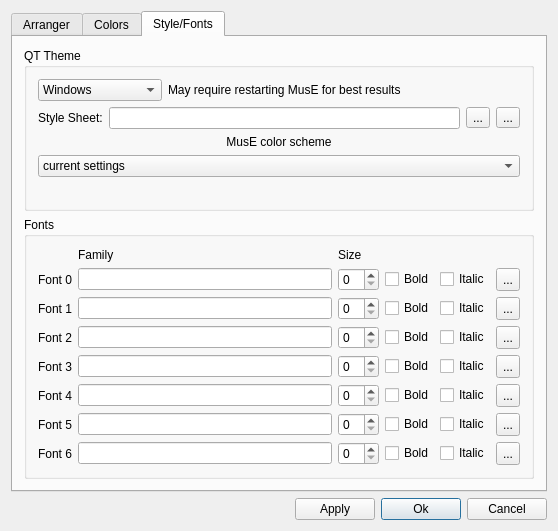
First picture: the form in muse2/muse/widgets/appearancebase.ui, repository emrum/muse, before the edit.
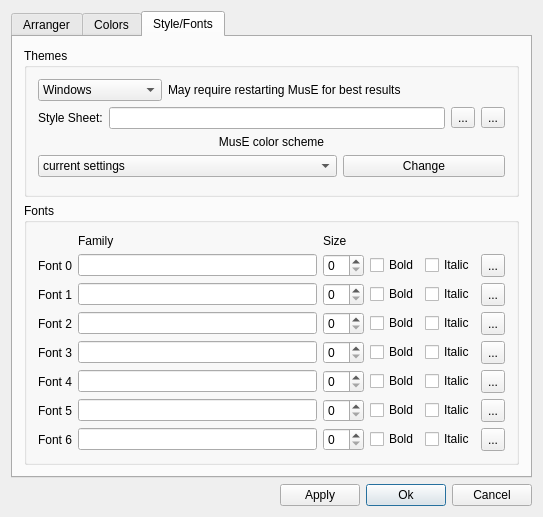
Second picture: the form after the edit. The open tabs and pages were chosen to show the change. Custom widgets are drawn as their Qt base class.

Diff of the .ui file:
```diff
--- a/muse2/muse/widgets/appearancebase.ui
+++ b/muse2/muse/widgets/appearancebase.ui
@@ -6,8 +6,8 @@
    <rect>
     <x>0</x>
     <y>0</y>
-    <width>558</width>
-    <height>531</height>
+    <width>519</width>
+    <height>517</height>
    </rect>
   </property>
   <property name="windowTitle">
@@ -1084,15 +1084,9 @@
           </sizepolicy>
          </property>
          <property name="title">
-          <string>QT Theme</string>
+          <string>Themes</string>
          </property>
-         <layout class="QVBoxLayout">
-          <property name="spacing">
-           <number>6</number>
-          </property>
-          <property name="margin">
-           <number>11</number>
-          </property>
+         <layout class="QVBoxLayout" name="verticalLayout_3">
           <item>
            <layout class="QHBoxLayout">
             <item>
@@ -1209,23 +1203,34 @@
            </widget>
           </item>
           <item>
-           <widget class="QComboBox" name="colorSchemeComboBox">
+           <layout class="QHBoxLayout" name="horizontalLayout_5">
             <item>
-             <property name="text">
-              <string>current settings</string>
-             </property>
+             <widget class="QComboBox" name="colorSchemeComboBox">
+              <item>
+               <property name="text">
+                <string>current settings</string>
+               </property>
+              </item>
+              <item>
+               <property name="text">
+                <string>light theme (changing overrides all other settings)</string>
+               </property>
+              </item>
+              <item>
+               <property name="text">
+                <string>dark theme (changing overrides all other settings)</string>
+               </property>
+              </item>
+             </widget>
             </item>
             <item>
-             <property name="text">
-              <string>light theme (changing overrides all other settings)</string>
-             </property>
+             <widget class="QPushButton" name="changeThemeButton">
+              <property name="text">
+               <string>Change</string>
+              </property>
+             </widget>
             </item>
-            <item>
-             <property name="text">
-              <string>dark theme (changing overrides all other settings)</string>
-             </property>
-            </item>
-           </widget>
+           </layout>
           </item>
           <item>
            <spacer name="spacer3">
@@ -1258,33 +1263,47 @@
           <property name="spacing">
            <number>6</number>
           </property>
-          <item row="0" column="1">
-           <widget class="QLabel" name="textLabel2">
+          <item row="2" column="4">
+           <widget class="QCheckBox" name="italic1">
             <property name="text">
-             <string>Family</string>
+             <string>Italic</string>
             </property>
-            <property name="wordWrap">
-             <bool>false</bool>
+           </widget>
+          </item>
+          <item row="6" column="4">
+           <widget class="QCheckBox" name="italic5">
+            <property name="text">
+             <string>Italic</string>
             </property>
            </widget>
           </item>
-          <item row="0" column="2">
-           <widget class="QLabel" name="TextLabel1_1">
+          <item row="4" column="4">
+           <widget class="QCheckBox" name="italic3">
             <property name="text">
-             <string>Size</string>
+             <string>Italic</string>
             </property>
-            <property name="wordWrap">
-             <bool>false</bool>
+           </widget>
+          </item>
+          <item row="7" column="1">
+           <widget class="QLineEdit" name="fontName6">
+            <property name="sizePolicy">
+             <sizepolicy hsizetype="Expanding" vsizetype="Fixed">
+              <horstretch>0</horstretch>
+              <verstretch>0</verstretch>
+             </sizepolicy>
             </property>
            </widget>
           </item>
-          <item row="2" column="0">
-           <widget class="QLabel" name="textLabel4">
-            <property name="text">
-             <string>Font 1</string>
+          <item row="3" column="5">
+           <widget class="QToolButton" name="fontBrowse2">
+            <property name="sizePolicy">
+             <sizepolicy hsizetype="Maximum" vsizetype="Minimum">
+              <horstretch>0</horstretch>
+              <verstretch>0</verstretch>
+             </sizepolicy>
             </property>
-            <property name="wordWrap">
-             <bool>false</bool>
+            <property name="text">
+             <string>...</string>
             </property>
            </widget>
           </item>
@@ -1298,6 +1317,63 @@
             </property>
            </widget>
           </item>
+          <item row="0" column="1">
+           <widget class="QLabel" name="textLabel2">
+            <property name="text">
+             <string>Family</string>
+            </property>
+            <property name="wordWrap">
+             <bool>false</bool>
+            </property>
+           </widget>
+          </item>
+          <item row="6" column="0">
+           <widget class="QLabel" name="textLabel7_2">
+            <property name="text">
+             <string>Font 5</string>
+            </property>
+            <property name="wordWrap">
+             <bool>false</bool>
+            </property>
+           </widget>
+          </item>
+          <item row="4" column="1">
+           <widget class="QLineEdit" name="fontName3">
+            <property name="sizePolicy">
+             <sizepolicy hsizetype="Expanding" vsizetype="Fixed">
+              <horstretch>0</horstretch>
+              <verstretch>0</verstretch>
+             </sizepolicy>
+            </property>
+           </widget>
+          </item>
+          <item row="2" column="3">
+           <widget class="QCheckBox" name="bold1">
+            <property name="text">
+             <string>Bold</string>
+            </property>
+           </widget>
+          </item>
+          <item row="7" column="4">
+           <widget class="QCheckBox" name="italic6">
+            <property name="text">
+             <string>Italic</string>
+            </property>
+           </widget>
+          </item>
+          <item row="6" column="5">
+           <widget class="QToolButton" name="fontBrowse5">
+            <property name="sizePolicy">
+             <sizepolicy hsizetype="Maximum" vsizetype="Minimum">
+              <horstretch>0</horstretch>
+              <verstretch>0</verstretch>
+             </sizepolicy>
+            </property>
+            <property name="text">
+             <string>...</string>
+            </property>
+           </widget>
+          </item>
           <item row="4" column="0">
            <widget class="QLabel" name="textLabel6">
             <property name="text">
@@ -1308,6 +1384,16 @@
             </property>
            </widget>
           </item>
+          <item row="6" column="1">
+           <widget class="QLineEdit" name="fontName5">
+            <property name="sizePolicy">
+             <sizepolicy hsizetype="Expanding" vsizetype="Fixed">
+              <horstretch>0</horstretch>
+              <verstretch>0</verstretch>
+             </sizepolicy>
+            </property>
+           </widget>
+          </item>
           <item row="1" column="1">
            <widget class="QLineEdit" name="fontName0">
             <property name="sizePolicy">
@@ -1318,6 +1404,26 @@
             </property>
            </widget>
           </item>
+          <item row="3" column="3">
+           <widget class="QCheckBox" name="bold2">
+            <property name="text">
+             <string>Bold</string>
+            </property>
+           </widget>
+          </item>
+          <item row="5" column="5">
+           <widget class="QToolButton" name="fontBrowse4">
+            <property name="sizePolicy">
+             <sizepolicy hsizetype="Maximum" vsizetype="Minimum">
+              <horstretch>0</horstretch>
+              <verstretch>0</verstretch>
+             </sizepolicy>
+            </property>
+            <property name="text">
+             <string>...</string>
+            </property>
+           </widget>
+          </item>
           <item row="2" column="1">
            <widget class="QLineEdit" name="fontName1">
             <property name="sizePolicy">
@@ -1328,23 +1434,16 @@
             </property>
            </widget>
           </item>
-          <item row="3" column="1">
-           <widget class="QLineEdit" name="fontName2">
+          <item row="2" column="5">
+           <widget class="QToolButton" name="fontBrowse1">
             <property name="sizePolicy">
-             <sizepolicy hsizetype="Expanding" vsizetype="Fixed">
+             <sizepolicy hsizetype="Maximum" vsizetype="Minimum">
               <horstretch>0</horstretch>
               <verstretch>0</verstretch>
              </sizepolicy>
             </property>
-           </widget>
-          </item>
-          <item row="4" column="1">
-           <widget class="QLineEdit" name="fontName3">
-            <property name="sizePolicy">
-             <sizepolicy hsizetype="Expanding" vsizetype="Fixed">
-              <horstretch>0</horstretch>
-              <verstretch>0</verstretch>
-             </sizepolicy>
+            <property name="text">
+             <string>...</string>
             </property>
            </widget>
           </item>
@@ -1358,16 +1457,6 @@
             </property>
            </widget>
           </item>
-          <item row="1" column="2">
-           <widget class="QSpinBox" name="fontSize0">
-            <property name="sizePolicy">
-             <sizepolicy hsizetype="Maximum" vsizetype="Fixed">
-              <horstretch>0</horstretch>
-              <verstretch>0</verstretch>
-             </sizepolicy>
-            </property>
-           </widget>
-          </item>
           <item row="2" column="2">
            <widget class="QSpinBox" name="fontSize1">
             <property name="sizePolicy">
@@ -1378,8 +1467,8 @@
             </property>
            </widget>
           </item>
-          <item row="3" column="2">
-           <widget class="QSpinBox" name="fontSize2">
+          <item row="1" column="2">
+           <widget class="QSpinBox" name="fontSize0">
             <property name="sizePolicy">
              <sizepolicy hsizetype="Maximum" vsizetype="Fixed">
               <horstretch>0</horstretch>
@@ -1388,6 +1477,53 @@
             </property>
            </widget>
           </item>
+          <item row="3" column="1">
+           <widget class="QLineEdit" name="fontName2">
+            <property name="sizePolicy">
+             <sizepolicy hsizetype="Expanding" vsizetype="Fixed">
+              <horstretch>0</horstretch>
+              <verstretch>0</verstretch>
+             </sizepolicy>
+            </property>
+           </widget>
+          </item>
+          <item row="7" column="2">
+           <widget class="QSpinBox" name="fontSize6">
+            <property name="sizePolicy">
+             <sizepolicy hsizetype="Maximum" vsizetype="Fixed">
+              <horstretch>0</horstretch>
+              <verstretch>0</verstretch>
+             </sizepolicy>
+            </property>
+           </widget>
+          </item>
+          <item row="5" column="3">
+           <widget class="QCheckBox" name="bold4">
+            <property name="text">
+             <string>Bold</string>
+            </property>
+           </widget>
+          </item>
+          <item row="5" column="2">
+           <widget class="QSpinBox" name="fontSize4">
+            <property name="sizePolicy">
+             <sizepolicy hsizetype="Maximum" vsizetype="Fixed">
+              <horstretch>0</horstretch>
+              <verstretch>0</verstretch>
+             </sizepolicy>
+            </property>
+           </widget>
+          </item>
+          <item row="2" column="0">
+           <widget class="QLabel" name="textLabel4">
+            <property name="text">
+             <string>Font 1</string>
+            </property>
+            <property name="wordWrap">
+             <bool>false</bool>
+            </property>
+           </widget>
+          </item>
           <item row="4" column="2">
            <widget class="QSpinBox" name="fontSize3">
             <property name="sizePolicy">
@@ -1398,121 +1534,13 @@
             </property>
            </widget>
           </item>
-          <item row="2" column="3">
-           <widget class="QCheckBox" name="bold1">
-            <property name="text">
-             <string>Bold</string>
-            </property>
-           </widget>
-          </item>
-          <item row="3" column="3">
-           <widget class="QCheckBox" name="bold2">
-            <property name="text">
-             <string>Bold</string>
-            </property>
-           </widget>
-          </item>
-          <item row="4" column="3">
-           <widget class="QCheckBox" name="bold3">
-            <property name="text">
-             <string>Bold</string>
-            </property>
-           </widget>
-          </item>
-          <item row="1" column="3">
-           <widget class="QCheckBox" name="bold0">
-            <property name="text">
-             <string>Bold</string>
-            </property>
-           </widget>
-          </item>
-          <item row="3" column="4">
-           <widget class="QCheckBox" name="italic2">
-            <property name="text">
-             <string>Italic</string>
-            </property>
-           </widget>
-          </item>
-          <item row="4" column="4">
-           <widget class="QCheckBox" name="italic3">
-            <property name="text">
-             <string>Italic</string>
-            </property>
-           </widget>
-          </item>
-          <item row="2" column="4">
-           <widget class="QCheckBox" name="italic1">
-            <property name="text">
-             <string>Italic</string>
-            </property>
-           </widget>
-          </item>
-          <item row="1" column="4">
-           <widget class="QCheckBox" name="italic0">
-            <property name="text">
-             <string>Italic</string>
-            </property>
-           </widget>
-          </item>
-          <item row="1" column="5">
-           <widget class="QToolButton" name="fontBrowse0">
+          <item row="6" column="2">
+           <widget class="QSpinBox" name="fontSize5">
             <property name="sizePolicy">
-             <sizepolicy hsizetype="Maximum" vsizetype="Minimum">
+             <sizepolicy hsizetype="Maximum" vsizetype="Fixed">
               <horstretch>0</horstretch>
               <verstretch>0</verstretch>
              </sizepolicy>
-            </property>
-            <property name="text">
-             <string>...</string>
-            </property>
-           </widget>
-          </item>
-          <item row="2" column="5">
-           <widget class="QToolButton" name="fontBrowse1">
-            <property name="sizePolicy">
-             <sizepolicy hsizetype="Maximum" vsizetype="Minimum">
-              <horstretch>0</horstretch>
-              <verstretch>0</verstretch>
-             </sizepolicy>
-            </property>
-            <property name="text">
-             <string>...</string>
-            </property>
-           </widget>
-          </item>
-          <item row="3" column="5">
-           <widget class="QToolButton" name="fontBrowse2">
-            <property name="sizePolicy">
-             <sizepolicy hsizetype="Maximum" vsizetype="Minimum">
-              <horstretch>0</horstretch>
-              <verstretch>0</verstretch>
-             </sizepolicy>
-            </property>
-            <property name="text">
-             <string>...</string>
-            </property>
-           </widget>
-          </item>
-          <item row="4" column="5">
-           <widget class="QToolButton" name="fontBrowse3">
-            <property name="sizePolicy">
-             <sizepolicy hsizetype="Maximum" vsizetype="Minimum">
-              <horstretch>0</horstretch>
-              <verstretch>0</verstretch>
-             </sizepolicy>
-            </property>
-            <property name="text">
-             <string>...</string>
-            </property>
-           </widget>
-          </item>
-          <item row="5" column="0">
-           <widget class="QLabel" name="textLabel7">
-            <property name="text">
-             <string>Font 4</string>
-            </property>
-            <property name="wordWrap">
-             <bool>false</bool>
             </property>
            </widget>
           </item>
@@ -1526,26 +1554,6 @@
             </property>
            </widget>
           </item>
-          <item row="6" column="0">
-           <widget class="QLabel" name="textLabel7_2">
-            <property name="text">
-             <string>Font 5</string>
-            </property>
-            <property name="wordWrap">
-             <bool>false</bool>
-            </property>
-           </widget>
-          </item>
-          <item row="6" column="1">
-           <widget class="QLineEdit" name="fontName5">
-            <property name="sizePolicy">
-             <sizepolicy hsizetype="Expanding" vsizetype="Fixed">
-              <horstretch>0</horstretch>
-              <verstretch>0</verstretch>
-             </sizepolicy>
-            </property>
-           </widget>
-          </item>
           <item row="7" column="0">
            <widget class="QLabel" name="textLabel7_3">
             <property name="text">
@@ -1556,80 +1564,6 @@
             </property>
            </widget>
           </item>
-          <item row="7" column="1">
-           <widget class="QLineEdit" name="fontName6">
-            <property name="sizePolicy">
-             <sizepolicy hsizetype="Expanding" vsizetype="Fixed">
-              <horstretch>0</horstretch>
-              <verstretch>0</verstretch>
-             </sizepolicy>
-            </property>
-           </widget>
-          </item>
-          <item row="7" column="2">
-           <widget class="QSpinBox" name="fontSize6">
-            <property name="sizePolicy">
-             <sizepolicy hsizetype="Maximum" vsizetype="Fixed">
-              <horstretch>0</horstretch>
-              <verstretch>0</verstretch>
-             </sizepolicy>
-            </property>
-           </widget>
-          </item>
-          <item row="7" column="3">
-           <widget class="QCheckBox" name="bold6">
-            <property name="text">
-             <string>Bold</string>
-            </property>
-           </widget>
-          </item>
-          <item row="7" column="4">
-           <widget class="QCheckBox" name="italic6">
-            <property name="text">
-             <string>Italic</string>
-            </property>
-           </widget>
-          </item>
-          <item row="7" column="5">
-           <widget class="QToolButton" name="fontBrowse6">
-            <property name="sizePolicy">
-             <sizepolicy hsizetype="Maximum" vsizetype="Minimum">
-              <horstretch>0</horstretch>
-              <verstretch>0</verstretch>
-             </sizepolicy>
-            </property>
-            <property name="text">
-             <string>...</string>
-            </property>
-           </widget>
-          </item>
-          <item row="5" column="2">
-           <widget class="QSpinBox" name="fontSize4">
-            <property name="sizePolicy">
-             <sizepolicy hsizetype="Maximum" vsizetype="Fixed">
-              <horstretch>0</horstretch>
-              <verstretch>0</verstretch>
-             </sizepolicy>
-            </property>
-           </widget>
-          </item>
-          <item row="6" column="2">
-           <widget class="QSpinBox" name="fontSize5">
-            <property name="sizePolicy">
-             <sizepolicy hsizetype="Maximum" vsizetype="Fixed">
-              <horstretch>0</horstretch>
-              <verstretch>0</verstretch>
-             </sizepolicy>
-            </property>
-           </widget>
-          </item>
-          <item row="5" column="3">
-           <widget class="QCheckBox" name="bold4">
-            <property name="text">
-             <string>Bold</string>
-            </property>
-           </widget>
-          </item>
           <item row="6" column="3">
            <widget class="QCheckBox" name="bold5">
             <property name="text">
@@ -1637,6 +1571,90 @@
             </property>
            </widget>
           </item>
+          <item row="1" column="5">
+           <widget class="QToolButton" name="fontBrowse0">
+            <property name="sizePolicy">
+             <sizepolicy hsizetype="Maximum" vsizetype="Minimum">
+              <horstretch>0</horstretch>
+              <verstretch>0</verstretch>
+             </sizepolicy>
+            </property>
+            <property name="text">
+             <string>...</string>
+            </property>
+           </widget>
+          </item>
+          <item row="7" column="5">
+           <widget class="QToolButton" name="fontBrowse6">
+            <property name="sizePolicy">
+             <sizepolicy hsizetype="Maximum" vsizetype="Minimum">
+              <horstretch>0</horstretch>
+              <verstretch>0</verstretch>
+             </sizepolicy>
+            </property>
+            <property name="text">
+             <string>...</string>
+            </property>
+           </widget>
+          </item>
+          <item row="7" column="3">
+           <widget class="QCheckBox" name="bold6">
+            <property name="text">
+             <string>Bold</string>
+            </property>
+           </widget>
+          </item>
+          <item row="3" column="4">
+           <widget class="QCheckBox" name="italic2">
+            <property name="text">
+             <string>Italic</string>
+            </property>
+           </widget>
+          </item>
+          <item row="4" column="3">
+           <widget class="QCheckBox" name="bold3">
+            <property name="text">
+             <string>Bold</string>
+            </property>
+           </widget>
+          </item>
+          <item row="4" column="5">
+           <widget class="QToolButton" name="fontBrowse3">
+            <property name="sizePolicy">
+             <sizepolicy hsizetype="Maximum" vsizetype="Minimum">
+              <horstretch>0</horstretch>
+              <verstretch>0</verstretch>
+             </sizepolicy>
+            </property>
+            <property name="text">
+             <string>...</string>
+            </property>
+           </widget>
+          </item>
+          <item row="1" column="4">
+           <widget class="QCheckBox" name="italic0">
+            <property name="text">
+             <string>Italic</string>
+            </property>
+           </widget>
+          </item>
+          <item row="1" column="3">
+           <widget class="QCheckBox" name="bold0">
+            <property name="text">
+             <string>Bold</string>
+            </property>
+           </widget>
+          </item>
+          <item row="5" column="0">
+           <widget class="QLabel" name="textLabel7">
+            <property name="text">
+             <string>Font 4</string>
+            </property>
+            <property name="wordWrap">
+             <bool>false</bool>
+            </property>
+           </widget>
+          </item>
           <item row="5" column="4">
            <widget class="QCheckBox" name="italic4">
             <property name="text">
@@ -1644,36 +1662,23 @@
             </property>
            </widget>
           </item>
-          <item row="6" column="4">
-           <widget class="QCheckBox" name="italic5">
-            <property name="text">
-             <string>Italic</string>
-            </property>
-           </widget>
-          </item>
-          <item row="5" column="5">
-           <widget class="QToolButton" name="fontBrowse4">
+          <item row="3" column="2">
+           <widget class="QSpinBox" name="fontSize2">
             <property name="sizePolicy">
-             <sizepolicy hsizetype="Maximum" vsizetype="Minimum">
+             <sizepolicy hsizetype="Maximum" vsizetype="Fixed">
               <horstretch>0</horstretch>
               <verstretch>0</verstretch>
              </sizepolicy>
             </property>
-            <property name="text">
-             <string>...</string>
-            </property>
            </widget>
           </item>
-          <item row="6" column="5">
-           <widget class="QToolButton" name="fontBrowse5">
-            <property name="sizePolicy">
-             <sizepolicy hsizetype="Maximum" vsizetype="Minimum">
-              <horstretch>0</horstretch>
-              <verstretch>0</verstretch>
-             </sizepolicy>
-            </property>
+          <item row="0" column="2">
+           <widget class="QLabel" name="TextLabel1_1">
             <property name="text">
-             <string>...</string>
+             <string>Size</string>
+            </property>
+            <property name="wordWrap">
+             <bool>false</bool>
             </property>
            </widget>
           </item>
@@ -1737,6 +1742,14 @@
   </layout>
  </widget>
  <layoutdefault spacing="6" margin="11"/>
+ <customwidgets>
+  <customwidget>
+   <class>ColorFrame</class>
+   <extends>QWidget</extends>
+   <header>colorframe.h</header>
+   <container>1</container>
+  </customwidget>
+ </customwidgets>
  <tabstops>
   <tabstop>TabWidget2</tabstop>
   <tabstop>itemList</tabstop>
```
Left out of the diff: 10 changed lines with no effect on the pictures.
